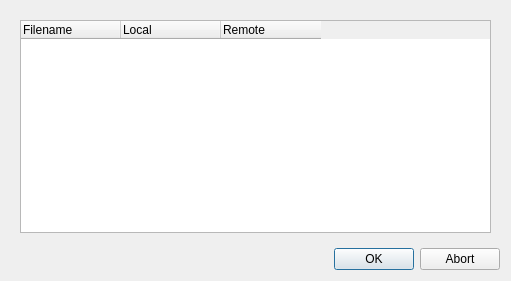
Old version of the form qfieldsync/ui/qfield_cloud_transfer_dialog.ui in the repository opengisch/qfieldsync.
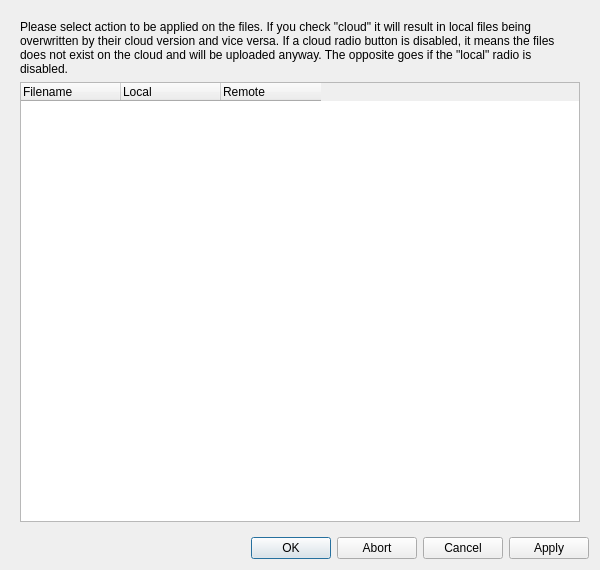
New version of the form.

Patch:
```diff
--- a/qfieldsync/ui/qfield_cloud_transfer_dialog.ui
+++ b/qfieldsync/ui/qfield_cloud_transfer_dialog.ui
@@ -6,8 +6,8 @@
    <rect>
     <x>0</x>
     <y>0</y>
-    <width>511</width>
-    <height>281</height>
+    <width>600</width>
+    <height>570</height>
    </rect>
   </property>
   <property name="windowTitle">
@@ -102,6 +102,19 @@
      </widget>
      <widget class="QWidget" name="filesPage">
       <layout class="QVBoxLayout" name="verticalLayout_3">
+       <item>
+        <widget class="QLabel" name="explanationLabel">
+         <property name="text">
+          <string>Please select action to be applied on the files. If you check &quot;cloud&quot; it will result in local files being overwritten by their cloud version and vice versa. If a cloud radio button is disabled, it means the files does not exist on the cloud and will be uploaded anyway. The opposite goes if the &quot;local&quot; radio is disabled.</string>
+         </property>
+         <property name="wordWrap">
+          <bool>true</bool>
+         </property>
+         <property name="textInteractionFlags">
+          <set>Qt::LinksAccessibleByMouse|Qt::TextSelectableByKeyboard|Qt::TextSelectableByMouse</set>
+         </property>
+        </widget>
+       </item>
        <item>
         <widget class="QTreeWidget" name="filesTree">
          <attribute name="headerStretchLastSection">
@@ -134,7 +147,7 @@
       <enum>Qt::Horizontal</enum>
      </property>
      <property name="standardButtons">
-      <set>QDialogButtonBox::Abort|QDialogButtonBox::Ok</set>
+      <set>QDialogButtonBox::Abort|QDialogButtonBox::Apply|QDialogButtonBox::Cancel|QDialogButtonBox::Ok</set>
      </property>
     </widget>
    </item>
```
Left out of the diff: 2 changed lines with no effect on the pictures.
